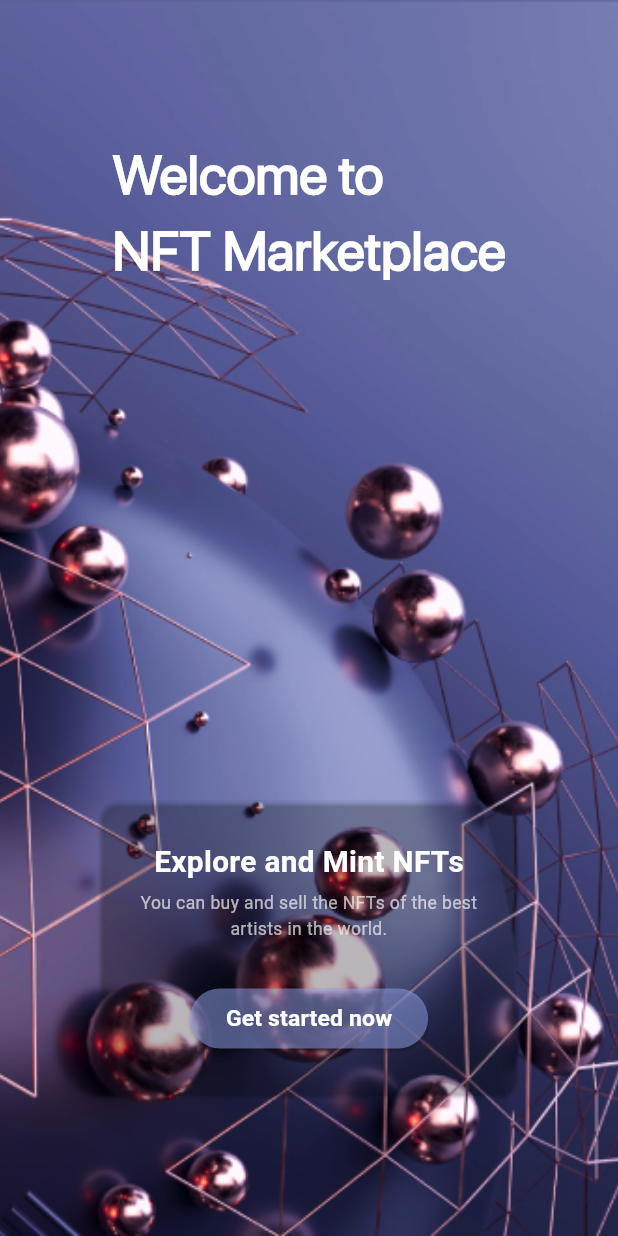
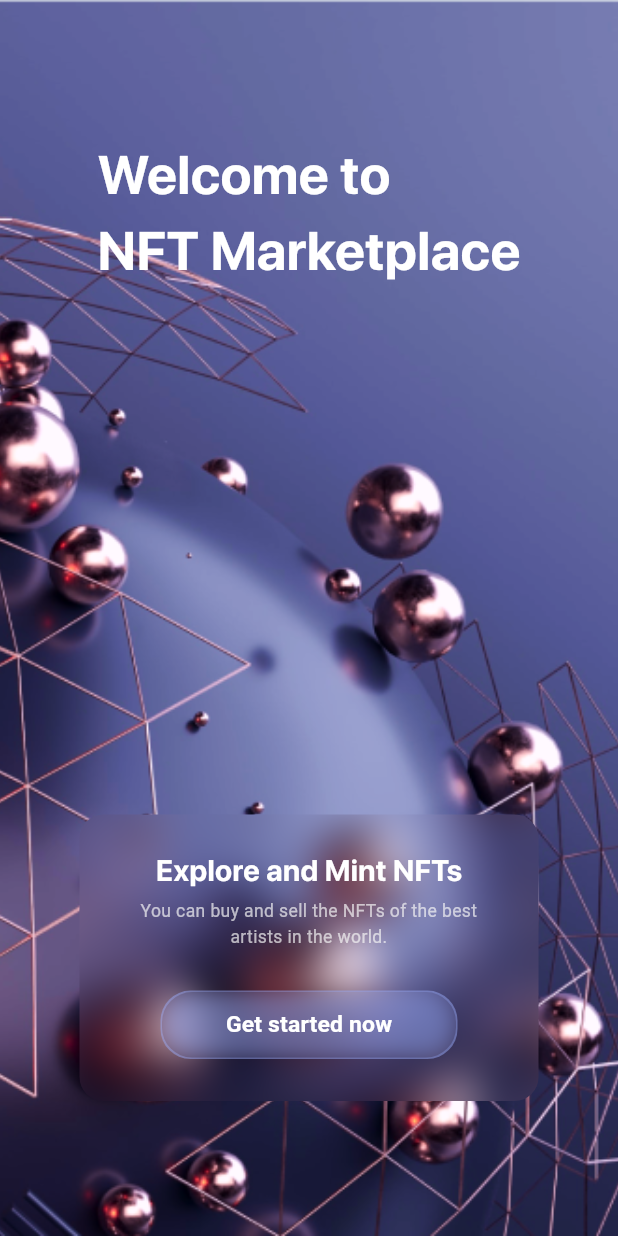
Before and after one commit to Amro27code/mini-nft-marketPlace, a Flutter app: the screen it shows after launch, on a phone screen of 412 x 824 dp. Run offline on Flutter 3.47's test engine with Material 3 defaults, Android fonts, the phone set to English and light mode, and no system bars.

Commit message:
code more clean

```diff
--- a/lib/app/my_app.dart
+++ b/lib/app/my_app.dart
@@ -1,6 +1,5 @@
 import 'package:flutter/material.dart';
-import 'package:mini_nft_marketplace/core/route_manager.dart';
-import 'package:mini_nft_marketplace/features/onBoarding/on_boarding_page.dart';
+import '../core/ReUseFiles/route_manager.dart';
 
 class MyApp extends StatelessWidget {
   const MyApp({super.key});
--- a/lib/core/color_manager.dart
+++ b/lib/core/ReUseFiles/color_manager.dart
@@ -1,6 +1,7 @@
 import 'package:flutter/material.dart';
 
 class ColorManager {
+  static const Color whiteColor=Colors.white;
   static const Color backgroundOnB1 = Color(0xff5C6098);
   static const Color backgroundOnB2 = Color(0xff767CB2);
   static const Color transparentColor = Colors.transparent;
--- /dev/null
+++ b/lib/core/ReUseFiles/numbers_manager.dart
@@ -0,0 +1,34 @@
+class WidthManager {
+  static const double sizedBoxOnB=306;
+  static const double infinity=double.infinity;
+
+}
+class HeightManager{
+  static const double infinity=double.infinity;
+  static const double sizedBoxOnB=191;
+  static const double space5=5.41;
+  static const double space27=27;
+
+
+}
+class PaddingManager{
+static const double verticalPaddingColumnOnB=90;
+static const double inSizedBoxOnB=23;
+}
+class MarginManager{
+
+}
+class SizeManager{
+
+}
+class Radius{
+  static const double clipRRectOnB=16;
+static const double containerOnB=20;
+}
+class SigmaImageFilter{
+  static const double sigmaXSizedBoxOnB=15;
+  static const double sigmaXButtonOnB=8;
+  static const double sigmaYSizedBoxOnB=15;
+  static const double sigmaYButtonOnB=8;
+
+}
--- a/lib/core/route_manager.dart
+++ b/lib/core/ReUseFiles/route_manager.dart
@@ -1,6 +1,6 @@
 import 'package:flutter/material.dart';
 
-import '../features/onBoarding/on_boarding_page.dart';
+import '../../features/onBoarding/on_boarding_page.dart';
 
 class RouteManager {
   static Map<String, WidgetBuilder> routes = {
--- a/lib/core/text_style_manager.dart
+++ b/lib/core/ReUseFiles/text_style_manager.dart
@@ -1,6 +1,6 @@
 import 'package:flutter/material.dart';
-import 'package:mini_nft_marketplace/core/color_manager.dart';
-import 'package:mini_nft_marketplace/core/font_family_manager.dart';
+import 'package:mini_nft_marketplace/core/ReUseFiles/color_manager.dart';
+import 'package:mini_nft_marketplace/core/ReUseFiles/font_family_manager.dart';
 
 class TextStyleManager {
   static const TextStyle titleOnB = TextStyle(
@@ -14,6 +14,7 @@ class TextStyleManager {
     fontSize: 19.82,
     fontWeight: .w700,
     color: Colors.white,
+    fontFamily: FontFamilyManager.sfProDisplay
   );
 
   static const TextStyle subtitleCardOnB = TextStyle(
--- a/lib/core/numbers_manager.dart
+++ /dev/null
@@ -1,13 +0,0 @@
-class WidthManager {
-
-}
-class HeightManager{}
-class PaddingManager{
-
-}
-class MarginManager{
-
-}
-class SizeManager{
-
-}
--- /dev/null
+++ b/lib/core/widgets/background_image_widget.dart
@@ -0,0 +1,11 @@
+import 'package:flutter/material.dart';
+import 'package:mini_nft_marketplace/core/ReUseFiles/numbers_manager.dart';
+
+Image backgroundImageWidget({required String imagePath}) {
+  return Image(
+    width: WidthManager.infinity,
+    height:HeightManager.infinity,
+    fit: BoxFit.cover,
+    image: AssetImage(imagePath),
+  );
+}
--- /dev/null
+++ b/lib/core/widgets/clip_r_rect_widget.dart
@@ -0,0 +1,81 @@
+import 'dart:ui';
+import 'package:flutter/material.dart';
+import '../ReUseFiles/color_manager.dart';
+import '../ReUseFiles/numbers_manager.dart';
+import '../ReUseFiles/text_manager.dart';
+import '../ReUseFiles/text_style_manager.dart';
+
+SizedBox boxUnderOnB() {
+  return SizedBox(
+    height: HeightManager.sizedBoxOnB,
+    width: WidthManager.sizedBoxOnB,
+    child: ClipRRect(
+      borderRadius: BorderRadiusGeometry.circular(Radius.clipRRectOnB),
+      child: BackdropFilter(
+        // filterConfig: ImageFilterConfig.blur(sigmaY: 8,sigmaX: 8,),
+        // OR
+        filter: ImageFilter.blur(
+          sigmaX: SigmaImageFilter.sigmaXSizedBoxOnB,
+          sigmaY: SigmaImageFilter.sigmaYSizedBoxOnB,
+        ),
+        child: Padding(
+          padding: const EdgeInsets.all(PaddingManager.inSizedBoxOnB),
+          child: Column(
+            children: [
+              Text(
+                TextManager.titleCardOnB,
+                style: TextStyleManager.titleCardOnB,
+              ),
+              const SizedBox(height: HeightManager.space5),
+              Text(
+                TextManager.subtitleCardOnB,
+                textAlign: .center,
+                style: TextStyleManager.subtitleCardOnB,
+              ),
+              const SizedBox(height: HeightManager.space27),
+              Container(
+                width: 198,
+                height: 45.53,
+                decoration: BoxDecoration(
+                  color: ColorManager.buttonOnB,
+                  borderRadius: BorderRadiusGeometry.circular(
+                    Radius.containerOnB,
+                  ),
+                  border: Border.all(
+                    color: ColorManager.whiteColor.withAlpha(0),
+                  ),
+                ),
+                child: ClipRRect(
+                  borderRadius: BorderRadiusGeometry.circular(20),
+                  child: BackdropFilter(
+                    filter: ImageFilter.blur(
+                      sigmaY: SigmaImageFilter.sigmaYButtonOnB,
+                      sigmaX: SigmaImageFilter.sigmaXButtonOnB,
+                    ),
+                    child: MaterialButton(
+                      onPressed: () {},
+                      child: Text(
+                        TextManager.buttonOnB,
+                        style: TextStyleManager.buttonOnB,
+                      ),
+                    ),
+                  ),
+                ),
+              ),
+              // ElevatedButton(
+              //   onPressed: () {},
+              //   style: ElevatedButton.styleFrom(
+              //     backgroundColor: ColorManager.buttonOnB,
+              //   ),
+              //   child: Text(
+              //     TextManager.buttonOnB,
+              //     style: TextStyleManager.buttonOnB,
+              //   ),
+              // ),
+            ],
+          ),
+        ),
+      ),
+    ),
+  );
+}
--- /dev/null
+++ b/lib/core/widgets/component_onb.dart
@@ -0,0 +1,28 @@
+import 'package:flutter/material.dart';
+import '../ReUseFiles/numbers_manager.dart';
+import '../ReUseFiles/text_manager.dart';
+import '../ReUseFiles/text_style_manager.dart';
+import 'clip_r_rect_widget.dart';
+
+class ComponentOnB extends StatelessWidget {
+  const ComponentOnB({super.key});
+
+  @override
+  Widget build(BuildContext context) {
+    return Center(
+      child: Padding(
+        padding: const EdgeInsets.symmetric(
+          vertical: PaddingManager.verticalPaddingColumnOnB,
+        ),
+        child: Column(
+          children: [
+            Text(TextManager.titleOnB, style: TextStyleManager.titleOnB),
+            Spacer(),
+            boxUnderOnB(),
+            // ( OR ) cardWidget()
+          ],
+        ),
+      ),
+    );
+  }
+}
--- a/lib/features/onBoarding/on_boarding_page.dart
+++ b/lib/features/onBoarding/on_boarding_page.dart
@@ -1,10 +1,8 @@
 import 'package:flutter/material.dart';
-import 'package:mini_nft_marketplace/core/alignment_manager.dart';
-import 'package:mini_nft_marketplace/core/color_manager.dart';
-import 'package:mini_nft_marketplace/core/image_path_manager.dart';
-import 'package:mini_nft_marketplace/core/text_manager.dart';
-import 'package:mini_nft_marketplace/core/text_style_manager.dart';
-import '../../core/widgets/card_widget.dart';
+import 'package:mini_nft_marketplace/core/widgets/background_image_widget.dart';
+import 'package:mini_nft_marketplace/core/widgets/component_onb.dart';
+
+import '../../core/ReUseFiles/image_path_manager.dart';
 
 class OnBoardingPage extends StatelessWidget {
   const OnBoardingPage({super.key});
@@ -12,57 +10,13 @@ class OnBoardingPage extends StatelessWidget {
   @override
   Widget build(BuildContext context) {
     return Scaffold(
-      body: Container(
-        //في figma  اخفي الصورة بطلع معك هالخفية
-        width: double.infinity,
-        decoration: const BoxDecoration(
-          gradient: LinearGradient(
-            begin: Alignment(
-              AlignmentManager.beginX_Gradiant,
-              AlignmentManager.beginY_Gradiant,
-            ),
-            end: Alignment(
-              AlignmentManager.endY_Gradiant,
-              AlignmentManager.endY_Gradiant,
-            ),
-            colors: [ColorManager.backgroundOnB1, ColorManager.backgroundOnB2],
+      body: Stack(
+        children: [
+          backgroundImageWidget(
+            imagePath: ImagePathManager.backgroundOnBoarding,
           ),
-        ),
-        child: Stack(
-          children: [
-            Image(
-              width: double.infinity,
-              height: double.infinity,
-              fit: BoxFit.cover,
-              image: AssetImage(ImagePathManager.backgroundOnBoarding),
-            ),
-            // OR
-            // SizedBox(
-            //   width: double.infinity,
-            //   height: double.infinity,
-            //   child:
-            //   Image.asset(
-            //     ImagePathManager.backgroundOnBoarding,
-            //     fit: BoxFit.cover, //fill
-            //   ),
-            // ),
-            Center(
-              child: Padding(
-                padding: const EdgeInsets.symmetric(vertical: 90.0),
-                child: Column(
-                  children: [
-                    Text(
-                      TextManager.titleOnB,
-                      style: TextStyleManager.titleOnB,
-                    ),
-                    Spacer(),
-                    cardWidget()
-                  ],
-                ),
-              ),
-            ),
-          ],
-        ),
+          const ComponentOnB(),
+        ],
       ),
     );
   }
--- a/pubspec.yaml
+++ b/pubspec.yaml
@@ -78,7 +78,7 @@ flutter:
       fonts:
         - asset: assets/fonts/SFPRODISPLAYREGULAR.OTF
           weight: 400
-        - asset: assets/fonts/SFPRODISPLAYREGULAR.OTF
+        - asset: assets/fonts/SFPRODISPLAYBOLD.OTF
           weight: 700
   #         style: italic
   #   - family: Trajan Pro
```
Also changed, not shown: lib/core/widgets/card_widget.dart (+3 -4 lines), lib/core/ReUseFiles/alignment_manager.dart (renamed from lib/core/alignment_manager.dart), lib/core/ReUseFiles/font_family_manager.dart (renamed from lib/core/font_family_manager.dart), lib/core/ReUseFiles/image_path_manager.dart (renamed from lib/core/image_path_manager.dart), lib/core/ReUseFiles/text_manager.dart (renamed from lib/core/text_manager.dart).
